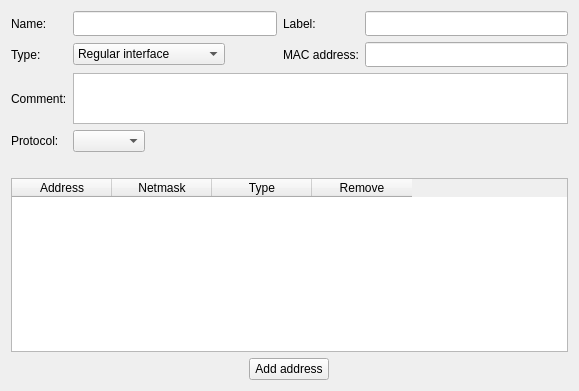
Qt form src/gui/InterfaceEditorWidget.ui (fwbuilder/fwbuilder) before a commit.
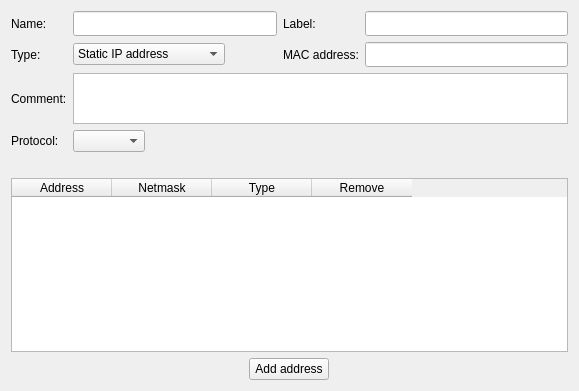
The same form after that commit.

Commit message: fixed #1769  change interface type text in the interface editor widget; also fixed the code that turns off intro dialog in unit tests

Patch:
```diff
--- a/src/gui/InterfaceEditorWidget.ui
+++ b/src/gui/InterfaceEditorWidget.ui
@@ -67,7 +67,7 @@
        </property>
        <item>
         <property name="text">
-         <string>Regular interface</string>
+         <string>Static IP address</string>
         </property>
        </item>
        <item>
```
Left out of the diff: 2 changed lines with no effect on the pictures. The commit also changes 5 other files.
